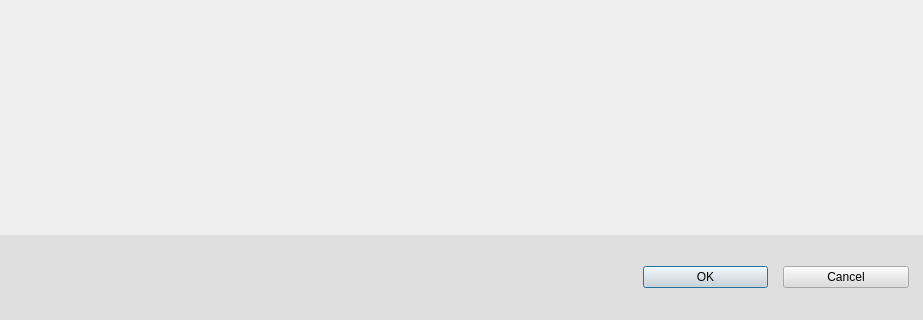
First picture: the form in src/DesignRuns/create_runs_dialog.ui, repository os-fpga/FOEDAG, before the edit; both pictures show x 0 to 923 and y 536 to 856 of the 923 by 856 pixel window.
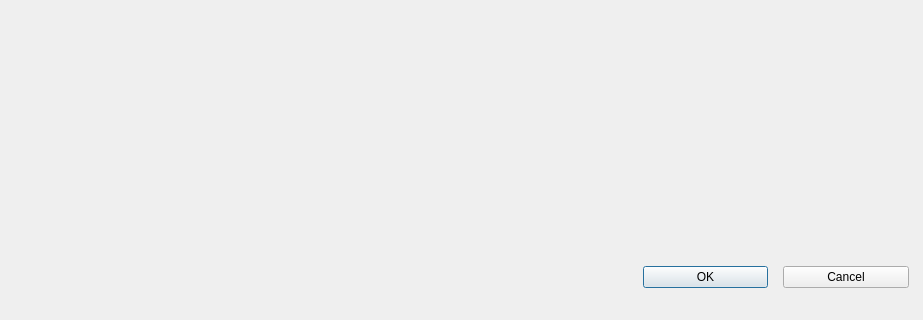
Second picture: the form after the edit.

Patch:
```diff
--- a/src/DesignRuns/create_runs_dialog.ui
+++ b/src/DesignRuns/create_runs_dialog.ui
@@ -45,7 +45,7 @@
    <item>
     <widget class="QWidget" name="m_widget_bottom" native="true">
      <property name="styleSheet">
-      <string notr="true">background-color: rgba(220, 220, 220, 220);</string>
+      <string notr="true"/>
      </property>
      <layout class="QGridLayout" name="gridLayout">
       <item row="0" column="0">
```
